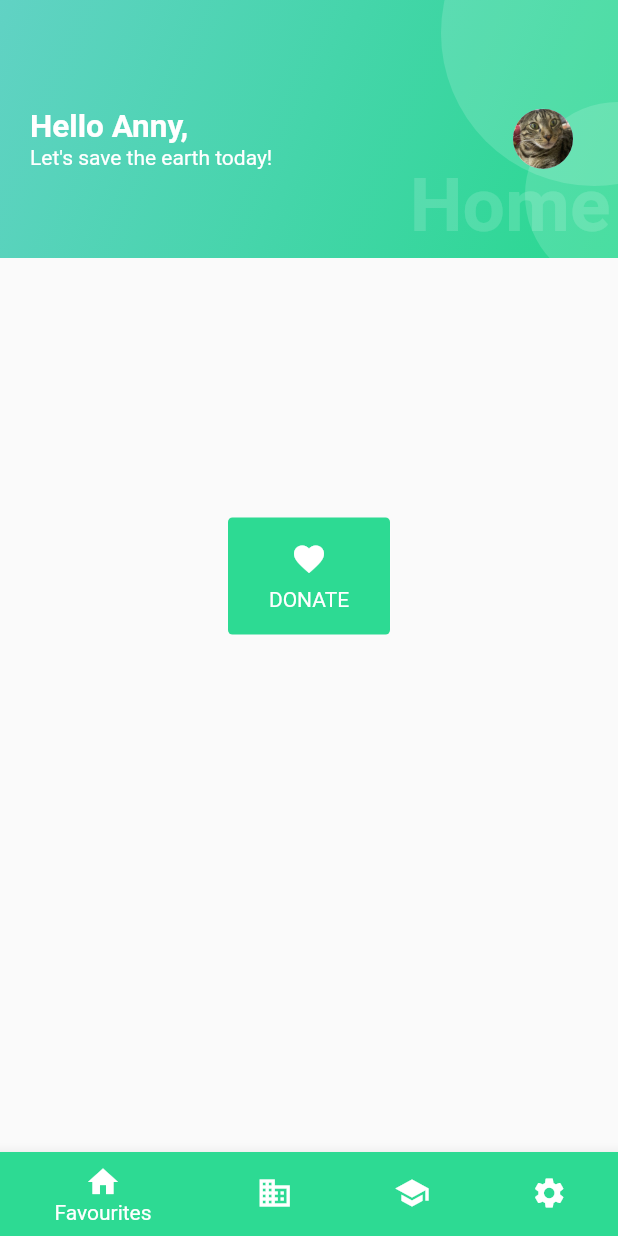
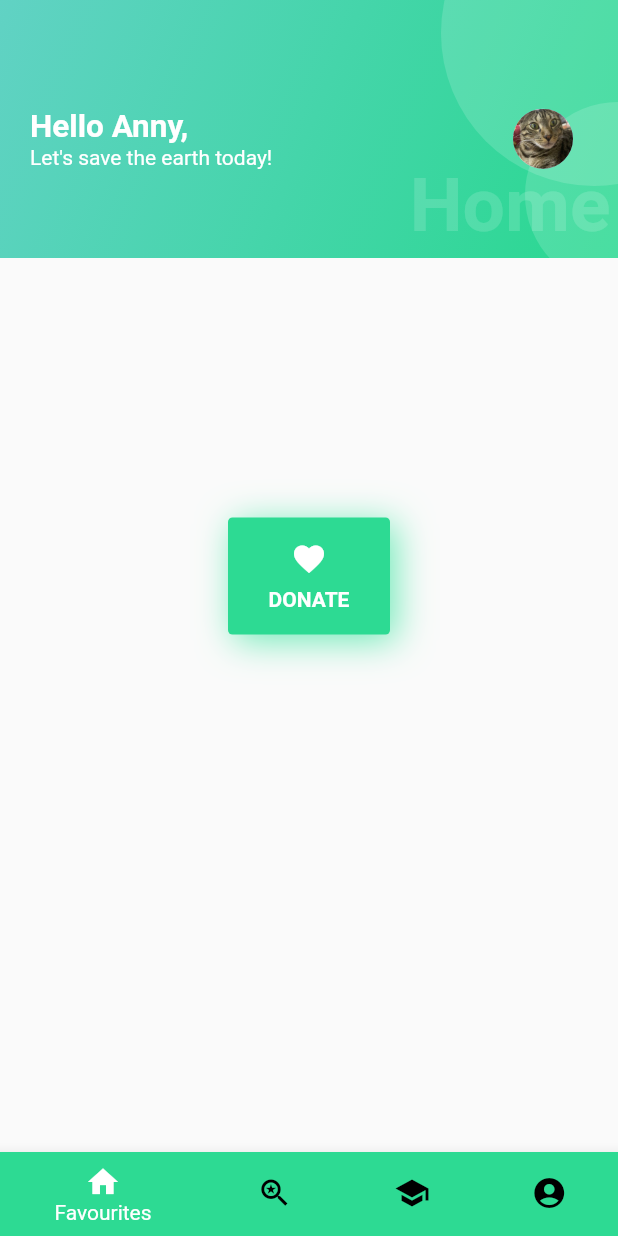
Before and after one commit to CarbonEconomy/CarbonEconomy, a Flutter app: the screen it shows after launch, on a phone screen of 412 x 824 dp. Run offline on Flutter 3.47's test engine with Material 2 defaults, Android fonts, the light colour scheme and no system bars.

Commit message:
edited nav bar

```diff
--- a/green_pouch/lib/home.dart
+++ b/green_pouch/lib/home.dart
@@ -67,23 +67,25 @@ class _HomeViewState extends State<HomeView> {
             backgroundColor: MyColours.PRIMARY,
           ),
           BottomNavigationBarItem(
-            icon: Icon(Icons.business),
+            icon: Icon(Icons.saved_search),
             label: 'Search',
-            backgroundColor: Colors.green,
+            backgroundColor: MyColours.PRIMARY,
           ),
           BottomNavigationBarItem(
             icon: Icon(Icons.school),
             label: 'Information',
-            backgroundColor: Colors.purple,
+            backgroundColor: MyColours.PRIMARY,
           ),
           BottomNavigationBarItem(
-            icon: Icon(Icons.settings),
+            icon: Icon(Icons.account_circle),
             label: 'Profile',
-            backgroundColor: Colors.pink,
+            backgroundColor: MyColours.PRIMARY,
           ),
         ],
         currentIndex: _selectedIndex,
         selectedItemColor: Colors.white,
+        backgroundColor: MyColours.PRIMARY,
+        unselectedItemColor: Colors.black,
         onTap: _onItemTapped,
       ),
     );
--- a/green_pouch/lib/widgets/favBox.dart
+++ b/green_pouch/lib/widgets/favBox.dart
@@ -15,9 +15,10 @@ class Box extends StatelessWidget {
           borderRadius: BorderRadius.circular(3),
           boxShadow: [
             BoxShadow(
-              color: Colors.white.withAlpha(60),
-              offset: Offset(0.0, 1.0),
-              blurRadius: 6.0,
+              color: Color(0xFF33E49B).withAlpha(60).withOpacity(0.7),
+              offset: Offset(4, 4),
+              blurRadius: 20.0,
+              spreadRadius: 0,
             )
           ]),
       child: Column(
@@ -30,7 +31,7 @@ class Box extends StatelessWidget {
           ),
           Text(
             'DONATE',
-            style: TextStyle(color: Colors.white),
+            style: TextStyle(color: Colors.white, fontWeight: FontWeight.bold),
           )
         ],
       ),
```
